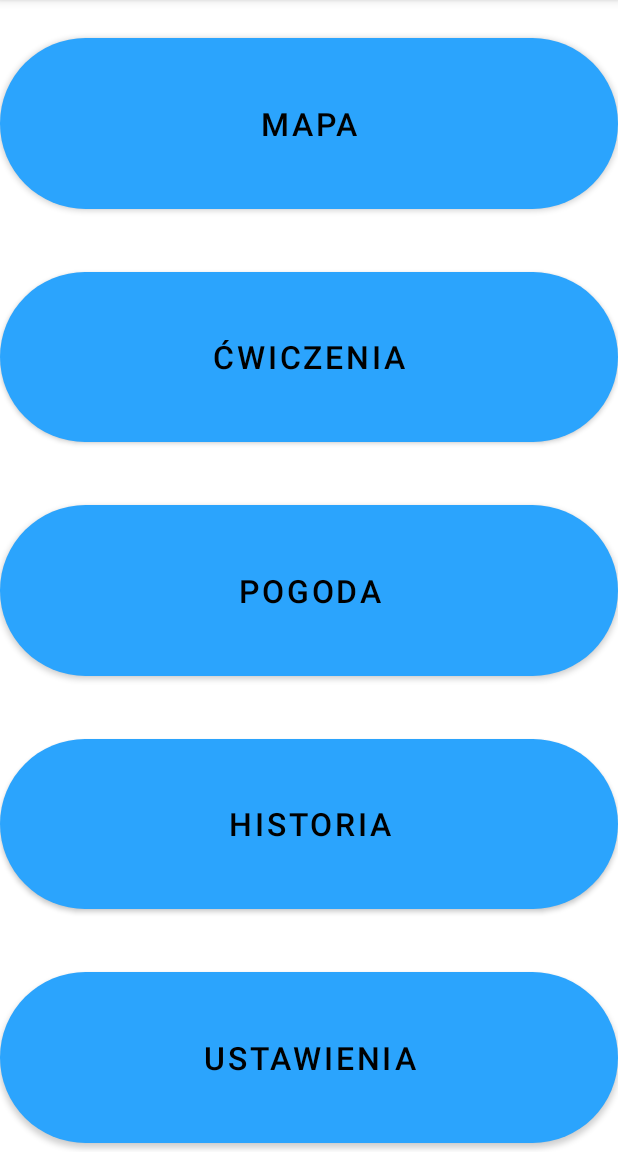
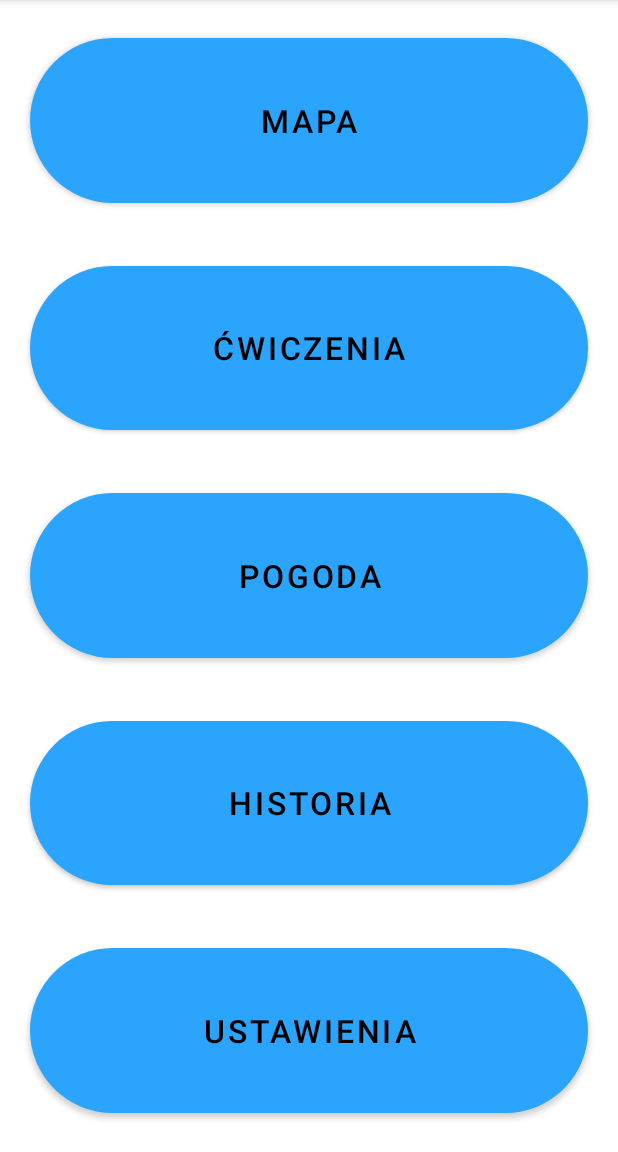
Before and after one commit to Rolfer150/reposprojekt, an Android app: the screen it shows after launch (MainActivity), on a phone screen of 412 x 824 dp, the part 84-1236 px from its top. Run offline under Robolectric (Android 15) with nearby library versions, the phone set to English and light mode, and no system bars.

Commit message:
main - przyciski poprawione

```diff
--- a/app/src/main/res/layout/activity_main.xml
+++ b/app/src/main/res/layout/activity_main.xml
@@ -17,6 +17,7 @@
         app:layout_constraintTop_toTopOf="parent" />
 
     <Button
+        android:layout_marginHorizontal="20dp"
         android:id="@+id/button"
         android:layout_width="0dp"
         android:layout_height="0dp"
@@ -30,6 +31,7 @@
         app:layout_constraintTop_toBottomOf="@+id/textView"  />
 
     <Button
+        android:layout_marginHorizontal="20dp"
         android:id="@+id/button2"
         android:layout_width="0dp"
         android:layout_height="0dp"
@@ -43,6 +45,7 @@
         app:layout_constraintTop_toBottomOf="@+id/button" />
 
     <Button
+        android:layout_marginHorizontal="20dp"
         android:id="@+id/button3"
         android:layout_width="0dp"
         android:layout_height="0dp"
@@ -56,6 +59,7 @@
         app:layout_constraintTop_toBottomOf="@+id/button2" />
 
     <Button
+        android:layout_marginHorizontal="20dp"
         android:id="@+id/button4"
         android:layout_width="0dp"
         android:layout_height="0dp"
@@ -72,6 +76,8 @@
         android:id="@+id/button5"
         android:layout_width="0dp"
         android:layout_height="0dp"
+        android:layout_marginHorizontal="20dp"
+        android:layout_marginBottom="20dp"
         android:text="Ustawienia"
         android:textSize="21sp"
         app:cornerRadius="100dp"
```
